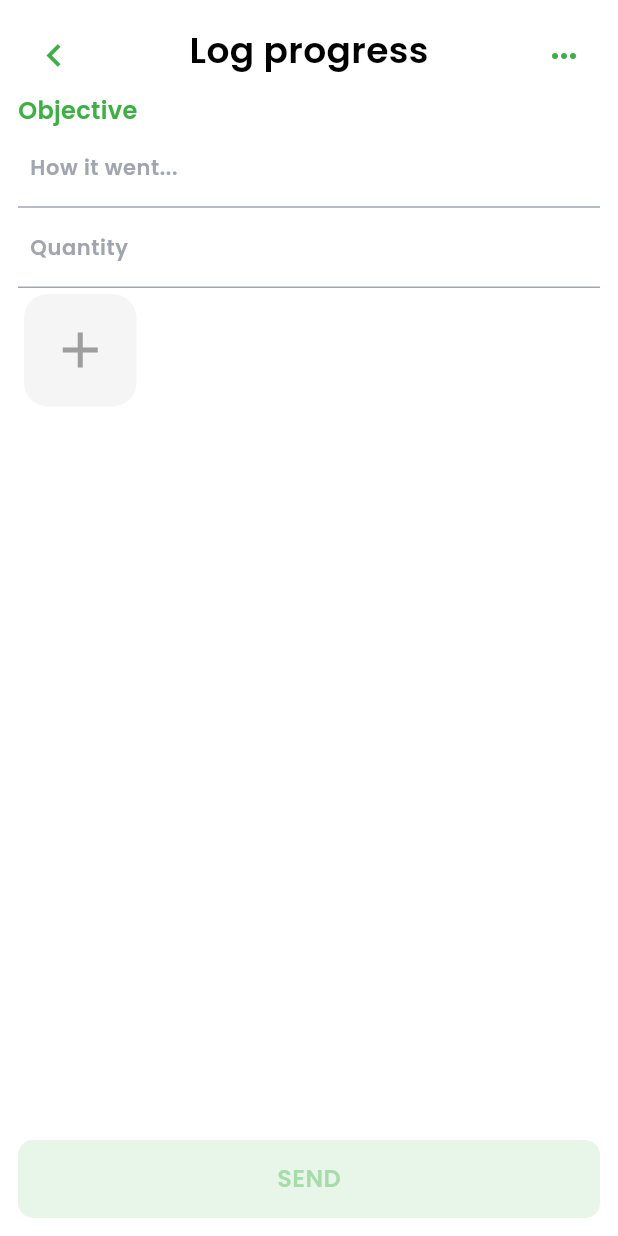
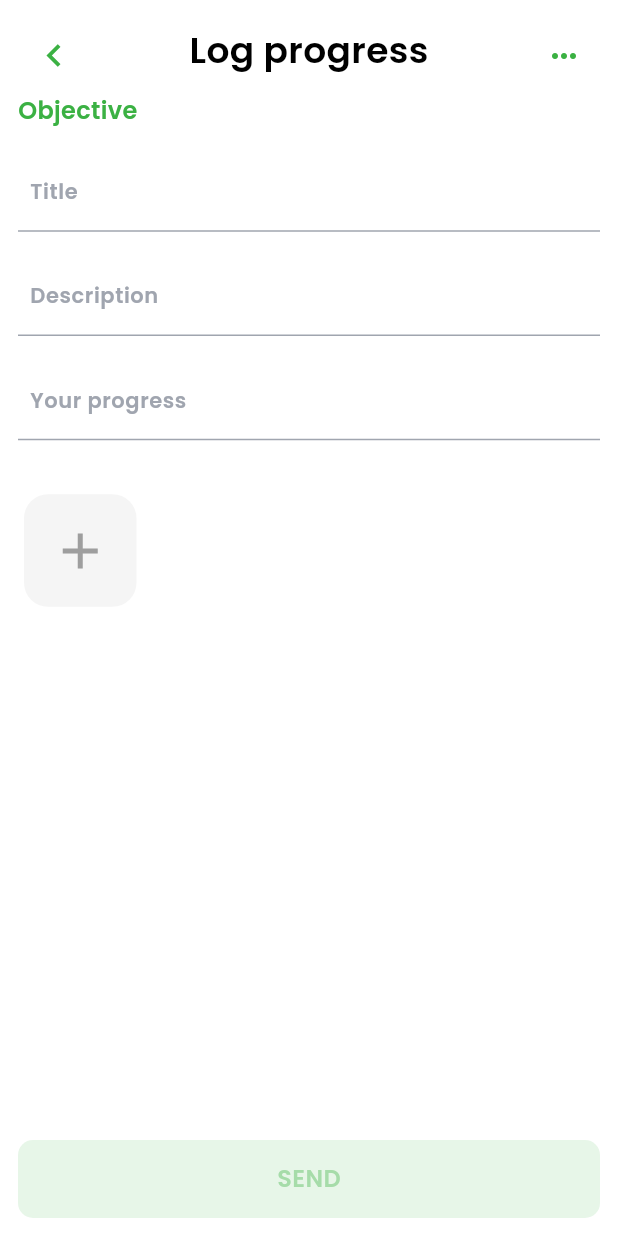
Before and after one commit to Davidferl/Ninety, a Flutter app: the PagePostProgressLog screen opened directly with empty values, on a phone screen of 412 x 824 dp. Run offline on Flutter 3.47's test engine with Material 3 defaults, Android fonts, the phone set to English and light mode, and no system bars; our stand-ins replace calendar_timeline, cloud_firestore, device_preview, dio, firebase_auth, firebase_core and 8 more; missing offline and left inert: animated_digit; accounts and stored records are empty; generated files the repository leaves out were written again.

Commit message:
feat: started page PostProgressLog

```diff
--- a/lib/l10n/app_en.arb
+++ b/lib/l10n/app_en.arb
@@ -36,5 +36,9 @@
     "no_entry_yet": "No entry yet",
     "last_entry_today": "Last entry today",
     "last_entry_yesterday": "Last entry yesterday",
-    "last_entry_days_ago": "Last entry {days} days ago"
+    "last_entry_days_ago": "Last entry {days} days ago",
+    "title": "Title",
+    "description": "Description",
+    "your_progress": "Your progress",
+    "send": "Send"
 }
--- a/lib/l10n/app_fr.arb
+++ b/lib/l10n/app_fr.arb
@@ -36,5 +36,9 @@
   "no_entry_yet": "Aucune entrée pour l'instant",
   "last_entry_today": "Dernière entrée aujourd'hui",
   "last_entry_yesterday": "Dernière entrée hier",
-    "last_entry_days_ago": "Dernière entrée il y a {days} jours"
+  "last_entry_days_ago": "Dernière entrée il y a {days} jours",
+  "title": "Titre",
+  "description": "Description",
+  "your_progress": "Votre progression",
+  "send": "Envoyer"
 }
--- a/lib/src/view/addLog/page_post_progress_log.dart
+++ b/lib/src/view/addLog/page_post_progress_log.dart
@@ -1,4 +1,5 @@
 import 'dart:io';
+import 'package:bonne_reponse/src/view/widgets/objective_progress_bar.dart';
 import 'package:flutter_gen/gen_l10n/app_localizations.dart';
 import 'package:bonne_reponse/injection_container.dart';
 import 'package:bonne_reponse/src/group/application/group_service.dart';
@@ -18,6 +19,7 @@ class PagePostProgressLog extends HookWidget {
 
   @override
   Widget build(BuildContext context) {
+    final titleController = useTextEditingController();
     final descriptionController = useTextEditingController();
     final quantityController = useTextEditingController();
     final selectedImage = useState<XFile?>(null);
@@ -51,25 +53,33 @@ class PagePostProgressLog extends HookWidget {
       void listener() {
         isSendButtonVisible.value = selectedImage.value != null &&
             descriptionController.text.isNotEmpty &&
-            quantityController.text.isNotEmpty;
+            quantityController.text.isNotEmpty &&
+            titleController.text.isNotEmpty;
       }
 
+      titleController.addListener(listener);
       descriptionController.addListener(listener);
       selectedImage.addListener(listener);
       quantityController.addListener(listener);
       return () {
+        titleController.removeListener(listener);
         descriptionController.removeListener(listener);
         selectedImage.removeListener(listener);
         quantityController.removeListener(listener);
       };
-    }, [descriptionController, selectedImage, quantityController]);
+    }, [
+      titleController,
+      descriptionController,
+      selectedImage,
+      quantityController
+    ]);
 
     Future<void> submitForm() async {
       if (objective.value != null && selectedImage.value != null) {
         try {
           final groupId = objective.value!.groupId;
           final memberId = objective.value!.memberId;
-          final title = objective.value!.title;
+          final title = titleController.text;
           final description = descriptionController.text;
           final quantity = double.parse(quantityController.text);
           final imageFile = File(selectedImage.value!.path);
@@ -113,25 +123,55 @@ class PagePostProgressLog extends HookWidget {
                 Text(objective.value!.title)
               else
                 Text(AppLocalizations.of(context)!.objective),
+              const SizedBox(height: 16),
+              CustomTextInput(
+                textInputAction: TextInputAction.done,
+                controller: titleController,
+                keyboardType: TextInputType.text,
+                labelText: AppLocalizations.of(context)!.title,
+              ),
+              const SizedBox(height: 16),
               CustomTextInput(
                 textInputAction: TextInputAction.done,
                 controller: descriptionController,
                 keyboardType: TextInputType.text,
-                labelText: "How it went...",
+                labelText: AppLocalizations.of(context)!.description,
               ),
-              CustomTextInput(
-                textInputAction: TextInputAction.done,
-                controller: quantityController,
-                keyboardType: TextInputType.number,
-                labelText: "Quantity",
+              const SizedBox(height: 16),
+              Row(
+                children: [
+                  Expanded(
+                    child: CustomTextInput(
+                      textInputAction: TextInputAction.done,
+                      controller: quantityController,
+                      keyboardType: TextInputType.number,
+                      labelText: AppLocalizations.of(context)!.your_progress,
+                    ),
+                  ),
+                  if (objective.value != null &&
+                      objective.value!.quantityType == QuantityType.continuous)
+                    Padding(
+                      padding: const EdgeInsets.only(left: 8.0),
+                      child: Text(
+                        objective.value!.unit,
+                        style: Theme.of(context).textTheme.bodyLarge,
+                      ),
+                    ),
+                ],
               ),
+              const SizedBox(height: 16),
+              if (objective.value != null)
+                ObjectiveProgressBar(
+                    objective: objective.value!,
+                    additionalProgress: double.tryParse(quantityController.text) ?? 0.0),
+              const SizedBox(height: 16),
               ImageSelector(
                 selectedImage: selectedImage,
               ),
               const Spacer(),
               BottomButton(
                 onPressed: isSendButtonVisible.value ? submitForm : null,
-                title: "Send",
+                title: AppLocalizations.of(context)!.send,
                 isDisabled: !isSendButtonVisible.value,
               ),
             ],
```
Also changed, not shown: lib/src/view/widgets/horizontal_bar_chart.dart (added, +53 -0 lines), lib/src/view/widgets/objective_progress_bar.dart (added, +40 -0 lines). Lines whose indentation alone changed are shown as unchanged.
